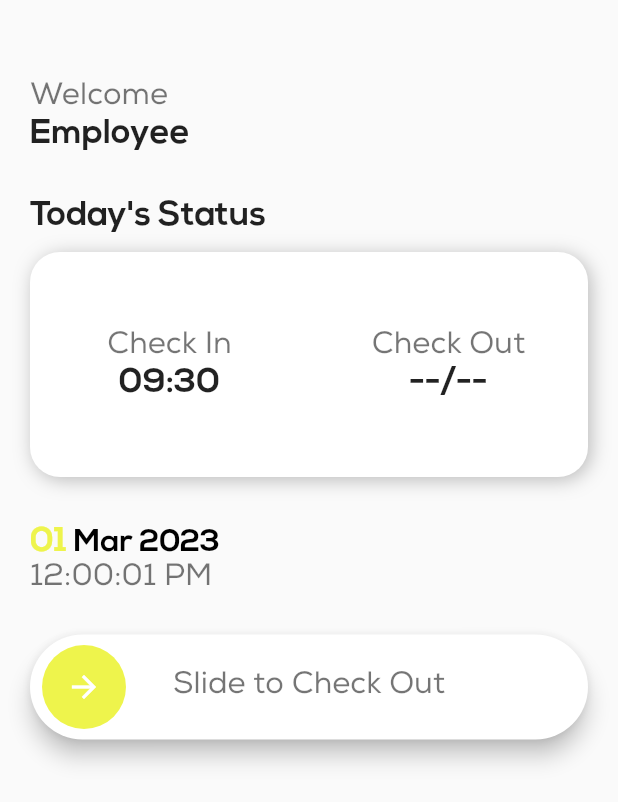
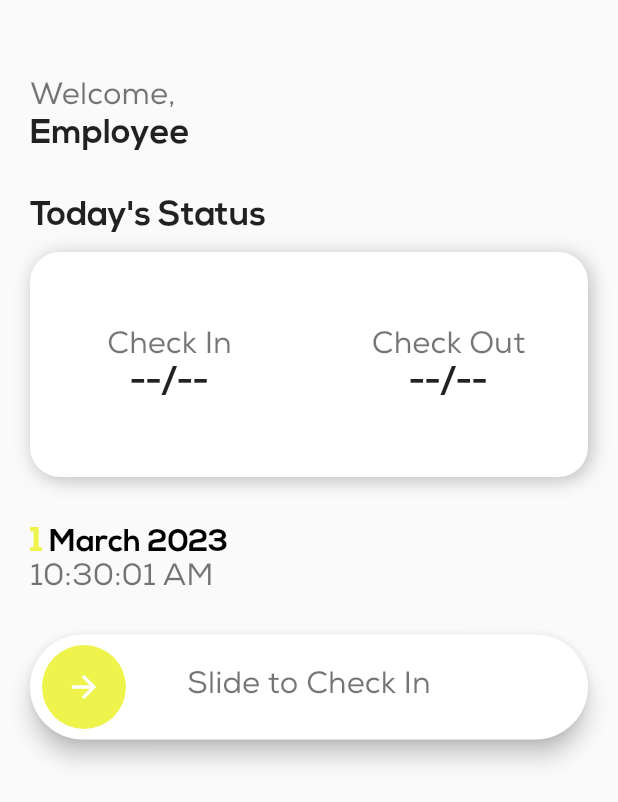
Before and after one commit to muksiturrahman/Employee_Attendance, a Flutter app: the TodayScreen screen opened directly, on a phone screen of 412 x 824 dp. Shown: the top 802 px of the screen. Run offline on Flutter 3.47's test engine with Material 2 defaults, Android fonts, the phone set to English and light mode, and no system bars; drawn by our look-alikes of slide_to_act; our stand-ins replace cloud_firestore, firebase_core, flutter_keyboard_visibility, font_awesome_flutter, shared_preferences; accounts and stored records are empty.

Commit message:
checkin checkout added

```diff
--- a/lib/HomeScreen.dart
+++ b/lib/HomeScreen.dart
@@ -16,7 +16,7 @@
   double screenWidth = 0;
   Color primary =  const Color(0xffeef44c);
 
-  int currentIndex = 0;
+  int currentIndex = 1;
 
   List<IconData> navigationIcons = [
     FontAwesomeIcons.calendarDays,
--- a/lib/TodayScreen.dart
+++ b/lib/TodayScreen.dart
@@ -1,5 +1,11 @@
+import 'dart:async';
+
+import 'package:cloud_firestore/cloud_firestore.dart';
 import 'package:flutter/material.dart';
+import 'package:intl/intl.dart';
 import 'package:slide_to_act/slide_to_act.dart';
+
+import 'model/user.dart';
 
 class TodayScreen extends StatefulWidget {
   const TodayScreen({Key? key}) : super(key: key);
@@ -11,7 +17,40 @@
 class _TodayScreenState extends State<TodayScreen> {
   double screenHeight = 0;
   double screenWidth = 0;
+
+  String checkIn = "--/--";
+  String checkOut = "--/--";
+
   Color primary =  const Color(0xffeef44c);
+
+  @override
+  void initState() {
+    super.initState();
+    _getRecord();
+  }
+  void _getRecord() async{
+    try{
+      QuerySnapshot snap = await FirebaseFirestore.instance
+          .collection("Employee")
+          .where('id', isEqualTo: User.username)
+          .get();
+
+
+      DocumentSnapshot snap2 = await FirebaseFirestore.instance
+          .collection("Employee")
+          .doc(snap.docs[0].id)
+          .collection("Record")
+          .doc(DateFormat('dd MMMM yyyy').format(DateTime.now()))
+          .get();
+      setState(() {
+        checkIn = snap2['checkIn'];
+        checkOut = snap2['checkOut'];
+      });
+    }catch(e){
+      checkIn = "--/--";
+      checkOut = "--/--";
+    }
+  }
 
   @override
   Widget build(BuildContext context) {
@@ -21,14 +60,14 @@
 
     return Scaffold(
       body: SingleChildScrollView(
-        padding: EdgeInsets.all(20),
+        padding: const EdgeInsets.all(20),
         child: Column(
           children: [
             Container(
-              margin: EdgeInsets.only(top: 32),
+              margin: const EdgeInsets.only(top: 32),
               alignment: Alignment.centerLeft,
               child: Text(
-                "Welcome",style: TextStyle(
+                "Welcome,",style: TextStyle(
                 color: Colors.black54,
                 fontFamily: "NexaRegular",
                 fontSize: screenWidth/20,
@@ -38,7 +77,8 @@
           Container(
               alignment: Alignment.centerLeft,
               child: Text(
-                "Employee",style: TextStyle(
+                "Employee" + User.username,
+                style: TextStyle(
                 fontFamily: "NexaBold",
                 fontSize: screenWidth/18,
               ),
@@ -46,7 +86,7 @@
             ),
           Container(
               alignment: Alignment.centerLeft,
-              margin: EdgeInsets.only(top: 32),
+              margin: const EdgeInsets.only(top: 32),
               child: Text(
                 "Today's Status",style: TextStyle(
                 fontFamily: "NexaBold",
@@ -55,9 +95,9 @@
               ),
             ),
             Container(
-              margin: EdgeInsets.only(top: 12, bottom: 32),
+              margin: const EdgeInsets.only(top: 12, bottom: 32),
               height: 150,
-              decoration: BoxDecoration(
+              decoration: const BoxDecoration(
                 color: Colors.white,
                 boxShadow: [
                   BoxShadow(
@@ -82,7 +122,7 @@
                           fontFamily: "NexaRegular",
                           color: Colors.black54
                         ),),
-                        Text("09:30",style: TextStyle(
+                        Text(checkIn,style: TextStyle(
                             fontSize: screenWidth/18,
                             fontFamily: "NexaBold",
                         ),),
@@ -99,7 +139,7 @@
                             fontFamily: "NexaRegular",
                             color: Colors.black54
                         ),),
-                        Text("--/--",style: TextStyle(
+                        Text(checkOut,style: TextStyle(
                           fontSize: screenWidth/18,
                           fontFamily: "NexaBold",
                         ),),
@@ -113,7 +153,7 @@
               alignment: Alignment.centerLeft,
               child: RichText(
                 text: TextSpan(
-                  text: "01 ",
+                  text: DateTime.now().day.toString(),
                   style: TextStyle(
                     color: primary,
                     fontSize: screenWidth/18,
@@ -121,7 +161,7 @@
                   ),
                   children: [
                     TextSpan(
-                      text: "Mar 2023",
+                      text: DateFormat(' MMMM yyyy').format(DateTime.now()),
                       style: TextStyle(
                         color: Colors.black,
                         fontSize: screenWidth/20,
@@ -132,24 +172,29 @@
                 ),
               ),
             ),
-            Container(
+            StreamBuilder(
+              stream: Stream.periodic(const Duration(seconds: 1)),
+              builder: (context, snapshot) {
+                return Container(
                   alignment: Alignment.centerLeft,
                   child: Text(
-                "12:00:01 PM",
+                    DateFormat('hh:mm:ss a').format(DateTime.now()),
                     style: TextStyle(
                       fontFamily: "NexaRegular",
                       fontSize: screenWidth/20,
                       color: Colors.black54,
                     ),
                   ),
+                );
+              }
             ),
-            Container(
-              margin: EdgeInsets.only(top: 24),
+            checkOut == "--/--" ? Container(
+              margin: const EdgeInsets.only(top: 24),
               child: Builder(
                 builder: (context){
                   final GlobalKey<SlideActionState> key = GlobalKey();
                   return SlideAction(
-                    text: "Slide to Check Out",
+                    text: checkIn == "--/--" ? "Slide to Check In" : "Slide to Check Out",
                     textStyle: TextStyle(
                       color: Colors.black54,
                       fontSize: screenWidth/20,
@@ -158,11 +203,66 @@
                     outerColor: Colors.white,
                     innerColor: primary,
                     key: key,
-                    onSubmit: (){
+                    onSubmit: () async {
+                      Timer(const Duration(seconds: 1),(){
                         key.currentState!.reset();
+                      });
+                      QuerySnapshot snap = await FirebaseFirestore.instance
+                      .collection("Employee")
+                      .where('id', isEqualTo: User.username)
+                      .get();
+
+
+                      DocumentSnapshot snap2 = await FirebaseFirestore.instance
+                          .collection("Employee")
+                          .doc(snap.docs[0].id)
+                          .collection("Record")
+                          .doc(DateFormat('dd MMMM yyyy').format(DateTime.now()))
+                      .get();
+                      try{
+                        String checkIn = snap2['checkIn'];
+                        setState(() {
+                          checkOut = DateFormat('hh:mm').format(DateTime.now());
+                        });
+                        await FirebaseFirestore.instance
+                            .collection("Employee")
+                            .doc(snap.docs[0].id)
+                            .collection("Record")
+                            .doc(
+                            DateFormat('dd MMMM yyyy').format(DateTime.now()))
+                            .update({
+                          'checkIn': checkIn,
+                          'checkOut' : DateFormat('hh:mm').format(DateTime.now()),
+
+                        });
+                      }catch(e) {
+                        setState(() {
+                          checkIn = DateFormat('hh:mm').format(DateTime.now());
+                        });
+                        await FirebaseFirestore.instance
+                            .collection("Employee")
+                            .doc(snap.docs[0].id)
+                            .collection("Record")
+                            .doc(
+                            DateFormat('dd MMMM yyyy').format(DateTime.now()))
+                            .set({
+                          'checkIn': DateFormat('hh:mm').format(DateTime.now()),
+
+                        });
+                      }
                     },
                   );
                 },
+              ),
+            ): Container(
+              margin: const EdgeInsets.only(top: 32),
+              child: Text(
+                "You have completed this day!",
+                style: TextStyle(
+                  fontFamily: "NexaRegular",
+                  fontSize: screenWidth/20,
+                  color: Colors.black54,
+                ),
               ),
             )
           ],
--- a/pubspec.yaml
+++ b/pubspec.yaml
@@ -38,6 +38,7 @@
   shared_preferences: ^2.0.18
   font_awesome_flutter: ^10.4.0
   slide_to_act: ^2.0.1
+  intl: ^0.18.0
   # The following adds the Cupertino Icons font to your application.
   # Use with the CupertinoIcons class for iOS style icons.
   cupertino_icons: ^1.0.2
```
Also changed, not shown: lib/main.dart (+5 -2 lines), lib/model/user.dart (+1 -9 lines), pubspec.lock. Lines whose indentation alone changed are shown as unchanged.
